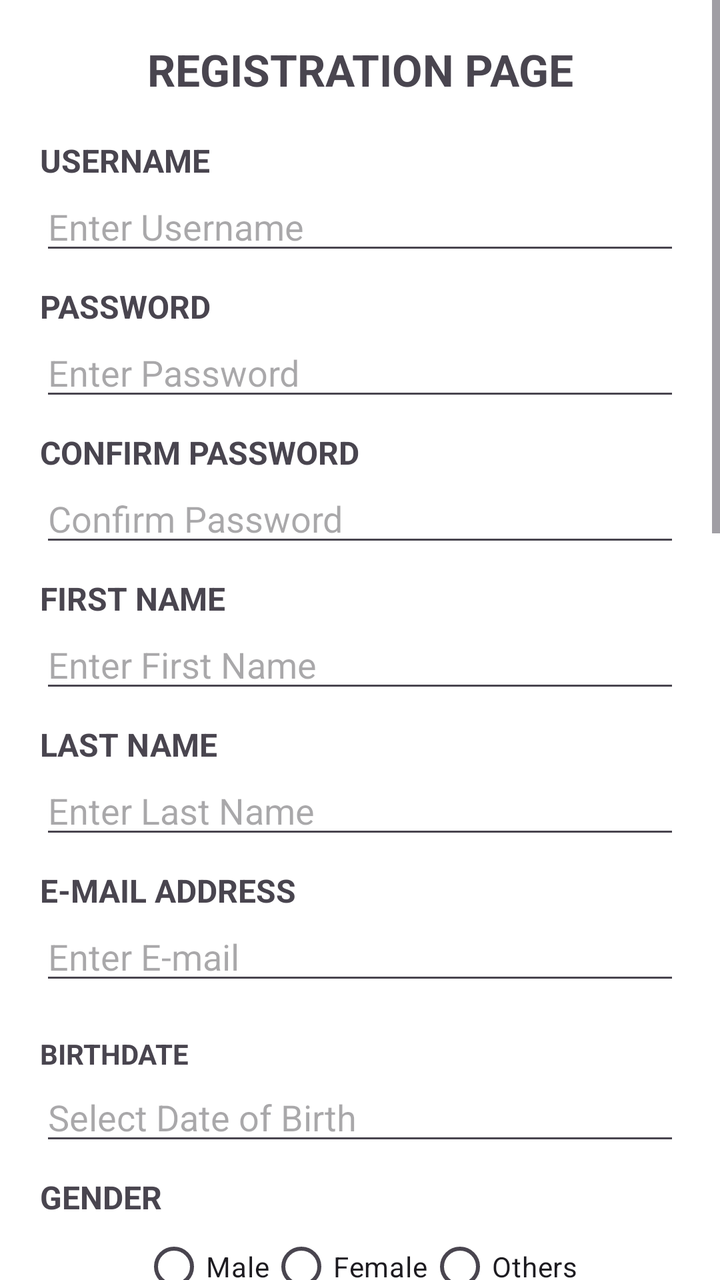
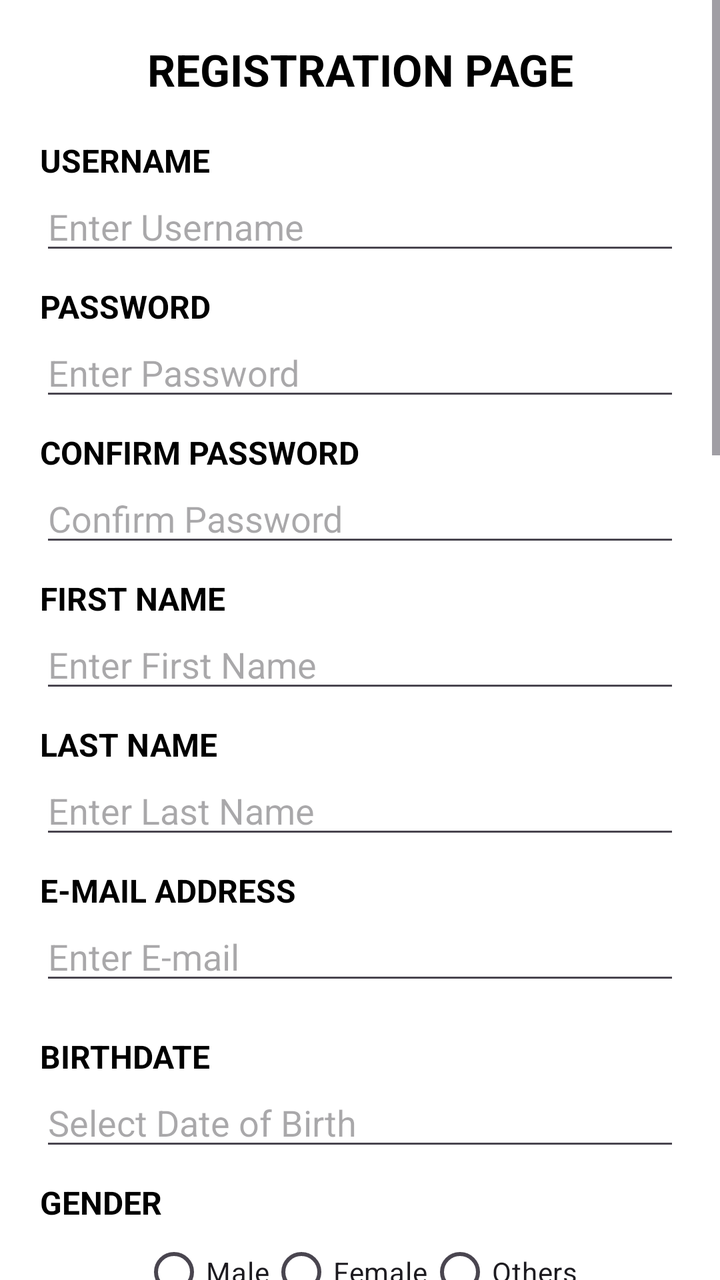

An Android layout rendered at two revisions. The XML below is the earlier revision; the diff shows what the commit changed to produce the second picture.
<!-- AndroidManifest.xml: application theme Theme.Registration -->
<!-- res/layout/activity_4.xml -->
<?xml version="1.0" encoding="utf-8"?>

<ScrollView xmlns:android="http://schemas.android.com/apk/res/android"
    android:layout_width="match_parent"
    android:layout_height="match_parent"
    android:fillViewport="true"
    android:background="#FFFFFF">

    <LinearLayout
        android:layout_width="match_parent"
        android:layout_height="wrap_content"
        android:orientation="vertical"
        android:padding="20dp">

        <TextView
            android:id="@+id/title"
            android:layout_width="wrap_content"
            android:layout_height="wrap_content"
            android:text="REGISTRATION PAGE"
            android:textSize="22sp"
            android:textStyle="bold"
            android:gravity="center"
            android:layout_gravity="center_horizontal"
            android:layout_marginBottom="20dp" />

        <TextView
            android:layout_width="wrap_content"
            android:layout_height="wrap_content"
            android:text="USERNAME"
            android:textSize="16sp"
            android:textStyle="bold" />

        <EditText
            android:id="@+id/etUsername"
            android:layout_width="match_parent"
            android:layout_height="wrap_content"
            android:hint="Enter Username"
            android:inputType="textPersonName"
            android:layout_marginBottom="10dp" />

        <TextView
            android:layout_width="wrap_content"
            android:layout_height="wrap_content"
            android:text="PASSWORD"
            android:textSize="16sp"
            android:textStyle="bold" />

        <EditText
            android:id="@+id/etPassword"
            android:layout_width="match_parent"
            android:layout_height="wrap_content"
            android:hint="Enter Password"
            android:inputType="textPassword"
            android:layout_marginBottom="10dp" />

        <TextView
            android:layout_width="wrap_content"
            android:layout_height="wrap_content"
            android:text="CONFIRM PASSWORD"
            android:textSize="16sp"
            android:textStyle="bold" />

        <EditText
            android:id="@+id/etConfirmPassword"
            android:layout_width="match_parent"
            android:layout_height="wrap_content"
            android:hint="Confirm Password"
            android:inputType="textPassword"
            android:layout_marginBottom="10dp" />

        <TextView
            android:layout_width="wrap_content"
            android:layout_height="wrap_content"
            android:text="FIRST NAME"
            android:textSize="16sp"
            android:textStyle="bold" />

        <EditText
            android:id="@+id/etFirstName"
            android:layout_width="match_parent"
            android:layout_height="wrap_content"
            android:hint="Enter First Name"
            android:inputType="textPersonName"
            android:layout_marginBottom="10dp" />

        <TextView
            android:layout_width="wrap_content"
            android:layout_height="wrap_content"
            android:text="LAST NAME"
            android:textSize="16sp"
            android:textStyle="bold" />

        <EditText
            android:id="@+id/etLastName"
            android:layout_width="match_parent"
            android:layout_height="wrap_content"
            android:hint="Enter Last Name"
            android:inputType="textPersonName"
            android:layout_marginBottom="10dp" />

        <TextView
            android:layout_width="wrap_content"
            android:layout_height="wrap_content"
            android:text="E-MAIL ADDRESS"
            android:textSize="16sp"
            android:textStyle="bold" />

        <EditText
            android:id="@+id/etEmail"
            android:layout_width="match_parent"
            android:layout_height="wrap_content"
            android:hint="Enter E-mail"
            android:inputType="textEmailAddress"
            android:layout_marginBottom="10dp" />

        
        <TextView
            android:layout_width="match_parent"
            android:layout_height="wrap_content"
            android:text="BIRTHDATE"
            android:textStyle="bold"
            android:layout_marginTop="10dp"/>

        <EditText
            android:id="@+id/etBirthdate"
            android:layout_width="match_parent"
            android:layout_height="wrap_content"
            android:hint="Select Date of Birth"
            android:focusable="false"
            android:clickable="true"
            android:inputType="none"
            android:layout_marginBottom="10dp"/>

        <TextView
            android:layout_width="wrap_content"
            android:layout_height="wrap_content"
            android:text="GENDER"
            android:textSize="16sp"
            android:textStyle="bold" />

        <RadioGroup
            android:id="@+id/genderGroup"
            android:layout_width="match_parent"
            android:layout_height="wrap_content"
            android:gravity="center"
            android:orientation="horizontal">

            <RadioButton
                android:id="@+id/rbMale"
                android:layout_width="wrap_content"
                android:layout_height="wrap_content"
                android:text="Male" />

            <RadioButton
                android:id="@+id/rbFemale"
                android:layout_width="wrap_content"
                android:layout_height="wrap_content"
                android:text="Female" />

            <RadioButton
                android:id="@+id/rbOthers"
                android:layout_width="wrap_content"
                android:layout_height="wrap_content"
                android:text="Others" />
        </RadioGroup>

        <TextView
            android:layout_width="wrap_content"
            android:layout_height="wrap_content"
            android:text="ADDRESS"
            android:textSize="16sp"
            android:textStyle="bold" />

        <EditText
            android:id="@+id/etAddress"
            android:layout_width="match_parent"
            android:layout_height="wrap_content"
            android:hint="Enter Address"
            android:inputType="textPostalAddress"
            android:layout_marginBottom="10dp" />

        <TextView
            android:layout_width="wrap_content"
            android:layout_height="wrap_content"
            android:text="CONTACT NUMBER"
            android:textSize="16sp"
            android:textStyle="bold" />

        <EditText
            android:id="@+id/etContact"
            android:layout_width="match_parent"
            android:layout_height="wrap_content"
            android:hint="Enter Contact Number"
            android:inputType="phone"
            android:layout_marginBottom="10dp" />

        <TextView
            android:layout_width="wrap_content"
            android:layout_height="wrap_content"
            android:text="HOBBIES"
            android:textSize="16sp"
            android:textStyle="bold" />

        <CheckBox
            android:id="@+id/cbHobby1"
            android:layout_width="wrap_content"
            android:layout_height="wrap_content"
            android:text="Singing" />

        <CheckBox
            android:id="@+id/cbHobby2"
            android:layout_width="wrap_content"
            android:layout_height="wrap_content"
            android:text="Dancing" />

        <CheckBox
            android:id="@+id/cbHobby3"
            android:layout_width="wrap_content"
            android:layout_height="wrap_content"
            android:text="Playing" />

        <CheckBox
            android:id="@+id/cbHobby4"
            android:layout_width="wrap_content"
            android:layout_height="wrap_content"
            android:text="Reading" />

        <CheckBox
            android:id="@+id/cbHobby5"
            android:layout_width="wrap_content"
            android:layout_height="wrap_content"
            android:text="Cooking" />

        <CheckBox
            android:id="@+id/cbHobby6"
            android:layout_width="wrap_content"
            android:layout_height="wrap_content"
            android:text="Walking" />

        <CheckBox
            android:id="@+id/cbHobby7"
            android:layout_width="wrap_content"
            android:layout_height="wrap_content"
            android:text="Sleeping" />

        <CheckBox
            android:id="@+id/cbHobby8"
            android:layout_width="wrap_content"
            android:layout_height="wrap_content"
            android:text="Eating" />

        <CheckBox
            android:id="@+id/cbHobby9"
            android:layout_width="wrap_content"
            android:layout_height="wrap_content"
            android:text="Excercise" />

        <CheckBox
            android:id="@+id/cbHobby10"
            android:layout_width="wrap_content"
            android:layout_height="wrap_content"
            android:text="Drawing" />

        <TextView
            android:layout_width="wrap_content"
            android:layout_height="wrap_content"
            android:text="SECURITY QUESTIONS"
            android:textSize="16sp"
            android:textStyle="bold"
            android:layout_marginTop="10dp" />

        <Spinner
            android:id="@+id/spinnerQuestion1"
            android:layout_width="match_parent"
            android:layout_height="wrap_content"
            android:entries="@array/security_questions"
            android:layout_marginBottom="20dp" />

        <Spinner
            android:id="@+id/spinnerQuestion2"
            android:layout_width="match_parent"
            android:layout_height="wrap_content"
            android:entries="@array/security_questions"
            android:layout_marginBottom="20dp"/>

        <Spinner
            android:id="@+id/spinnerQuestion3"
            android:layout_width="match_parent"
            android:layout_height="wrap_content"
            android:entries="@array/security_questions"
            android:layout_marginBottom="20dp"/>

        <Button
            android:id="@+id/btnSubmit"
            android:layout_width="match_parent"
            android:layout_height="wrap_content"
            android:text="SUBMIT"
            android:textAllCaps="false"
            android:backgroundTint="@color/purple"
            android:textColor="@color/white" />

    </LinearLayout>
</ScrollView>
<!-- resources referenced by this layout -->
<resources>
  <string-array name="security_questions">
          <item>Select a question</item>
          <item>What is your pet’s name?</item>
          <item>What is your mother’s maiden name?</item>
          <item>What city were you born in?</item>
          <item>What is your nickname?</item>
          <item>What is your favorite color?</item>
      </string-array>
  <color name="purple">#9C27B0</color>
  <color name="white">#FFFFFFFF</color>
  <style name="Theme.Registration" parent="Base.Theme.Registration" />
  <style name="Base.Theme.Registration" parent="Theme.Material3.DayNight.NoActionBar">
          
          
      </style>
</resources>

<!-- the commit's change to res/layout/activity_4.xml (unified diff, before → after) -->
@@ -19,6 +19,7 @@
             android:text="REGISTRATION PAGE"
             android:textSize="22sp"
             android:textStyle="bold"
+            android:textColor="@color/black"
             android:gravity="center"
             android:layout_gravity="center_horizontal"
             android:layout_marginBottom="20dp" />
@@ -28,7 +29,8 @@
             android:layout_height="wrap_content"
             android:text="USERNAME"
             android:textSize="16sp"
-            android:textStyle="bold" />
+            android:textStyle="bold"
+            android:textColor="@color/black"/>
 
         <EditText
             android:id="@+id/etUsername"
@@ -43,7 +45,8 @@
             android:layout_height="wrap_content"
             android:text="PASSWORD"
             android:textSize="16sp"
-            android:textStyle="bold" />
+            android:textStyle="bold"
+            android:textColor="@color/black"/>
 
         <EditText
             android:id="@+id/etPassword"
@@ -58,7 +61,8 @@
             android:layout_height="wrap_content"
             android:text="CONFIRM PASSWORD"
             android:textSize="16sp"
-            android:textStyle="bold" />
+            android:textStyle="bold"
+            android:textColor="@color/black"/>
 
         <EditText
             android:id="@+id/etConfirmPassword"
@@ -73,7 +77,8 @@
             android:layout_height="wrap_content"
             android:text="FIRST NAME"
             android:textSize="16sp"
-            android:textStyle="bold" />
+            android:textStyle="bold"
+            android:textColor="@color/black"/>
 
         <EditText
             android:id="@+id/etFirstName"
@@ -88,7 +93,8 @@
             android:layout_height="wrap_content"
             android:text="LAST NAME"
             android:textSize="16sp"
-            android:textStyle="bold" />
+            android:textStyle="bold"
+            android:textColor="@color/black"/>
 
         <EditText
             android:id="@+id/etLastName"
@@ -103,7 +109,8 @@
             android:layout_height="wrap_content"
             android:text="E-MAIL ADDRESS"
             android:textSize="16sp"
-            android:textStyle="bold" />
+            android:textStyle="bold"
+            android:textColor="@color/black"/>
 
         <EditText
             android:id="@+id/etEmail"
@@ -113,12 +120,13 @@
             android:inputType="textEmailAddress"
             android:layout_marginBottom="10dp" />
 
-        
         <TextView
             android:layout_width="match_parent"
             android:layout_height="wrap_content"
             android:text="BIRTHDATE"
-            android:textStyle="bold"
+            android:textSize="16sp"
+            android:textStyle="bold"
+            android:textColor="@color/black"
             android:layout_marginTop="10dp"/>
 
         <EditText
@@ -136,7 +144,8 @@
             android:layout_height="wrap_content"
             android:text="GENDER"
             android:textSize="16sp"
-            android:textStyle="bold" />
+            android:textStyle="bold"
+            android:textColor="@color/black"/>
 
         <RadioGroup
             android:id="@+id/genderGroup"
@@ -169,7 +178,8 @@
             android:layout_height="wrap_content"
             android:text="ADDRESS"
             android:textSize="16sp"
-            android:textStyle="bold" />
+            android:textStyle="bold"
+            android:textColor="@color/black"/>
 
         <EditText
             android:id="@+id/etAddress"
@@ -184,7 +194,8 @@
             android:layout_height="wrap_content"
             android:text="CONTACT NUMBER"
             android:textSize="16sp"
-            android:textStyle="bold" />
+            android:textStyle="bold"
+            android:textColor="@color/black"/>
 
         <EditText
             android:id="@+id/etContact"
@@ -199,7 +210,8 @@
             android:layout_height="wrap_content"
             android:text="HOBBIES"
             android:textSize="16sp"
-            android:textStyle="bold" />
+            android:textStyle="bold"
+            android:textColor="@color/black"/>
 
         <CheckBox
             android:id="@+id/cbHobby1"
@@ -267,6 +279,7 @@
             android:text="SECURITY QUESTIONS"
             android:textSize="16sp"
             android:textStyle="bold"
+            android:textColor="@color/black"
             android:layout_marginTop="10dp" />
 
         <Spinner
@@ -290,13 +303,44 @@
             android:entries="@array/security_questions"
             android:layout_marginBottom="20dp"/>
 
+        <TextView
+            android:layout_width="wrap_content"
+            android:layout_height="wrap_content"
+            android:text="TAKE A PHOTO"
+            android:textSize="16sp"
+            android:textStyle="bold"
+            android:textColor="@color/black"
+            android:layout_marginTop="10dp"/>
+
+        <ImageView
+            android:id="@+id/imgProfile"
+            android:layout_width="150dp"
+            android:layout_height="150dp"
+            android:layout_gravity="center"
+            android:scaleType="centerCrop"
+            android:src="@android:drawable/ic_menu_camera"
+            android:background="@android:color/darker_gray"
+            android:layout_marginBottom="10dp"
+            android:contentDescription="Photo"/>
+
+        <Button
+            android:id="@+id/btnCamera"
+            android:layout_width="match_parent"
+            android:layout_height="wrap_content"
+            android:text="Open Camera"
+            android:textAllCaps="false"
+            android:backgroundTint="@color/black"
+            android:textColor="@color/white"
+            android:layout_marginBottom="20dp"/>
+
+
         <Button
             android:id="@+id/btnSubmit"
             android:layout_width="match_parent"
             android:layout_height="wrap_content"
             android:text="SUBMIT"
             android:textAllCaps="false"
-            android:backgroundTint="@color/purple"
+            android:backgroundTint="@color/black"
             android:textColor="@color/white" />
 
     </LinearLayout>
<!-- resource entries referenced after the edit -->
@@ -8,7 +8,7 @@
           <item>What is your nickname?</item>
           <item>What is your favorite color?</item>
       </string-array>
-  <color name="purple">#9C27B0</color>
+  <color name="black">#FF000000</color>
   <color name="white">#FFFFFFFF</color>
   <style name="Theme.Registration" parent="Base.Theme.Registration" />
   <style name="Base.Theme.Registration" parent="Theme.Material3.DayNight.NoActionBar">
